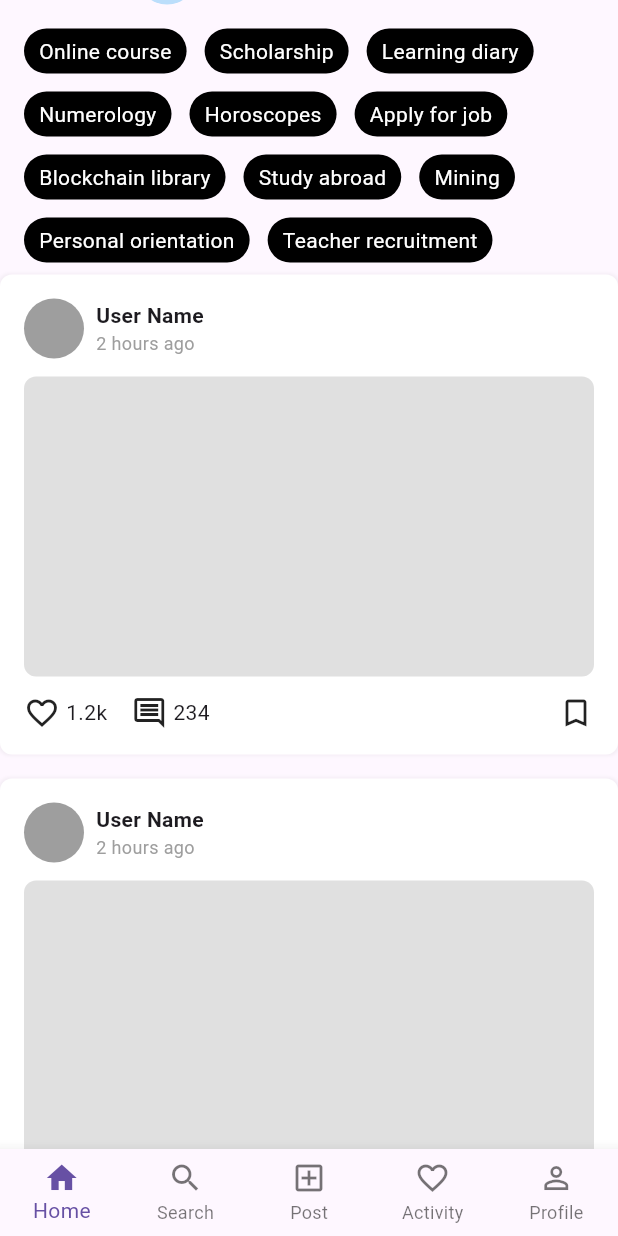
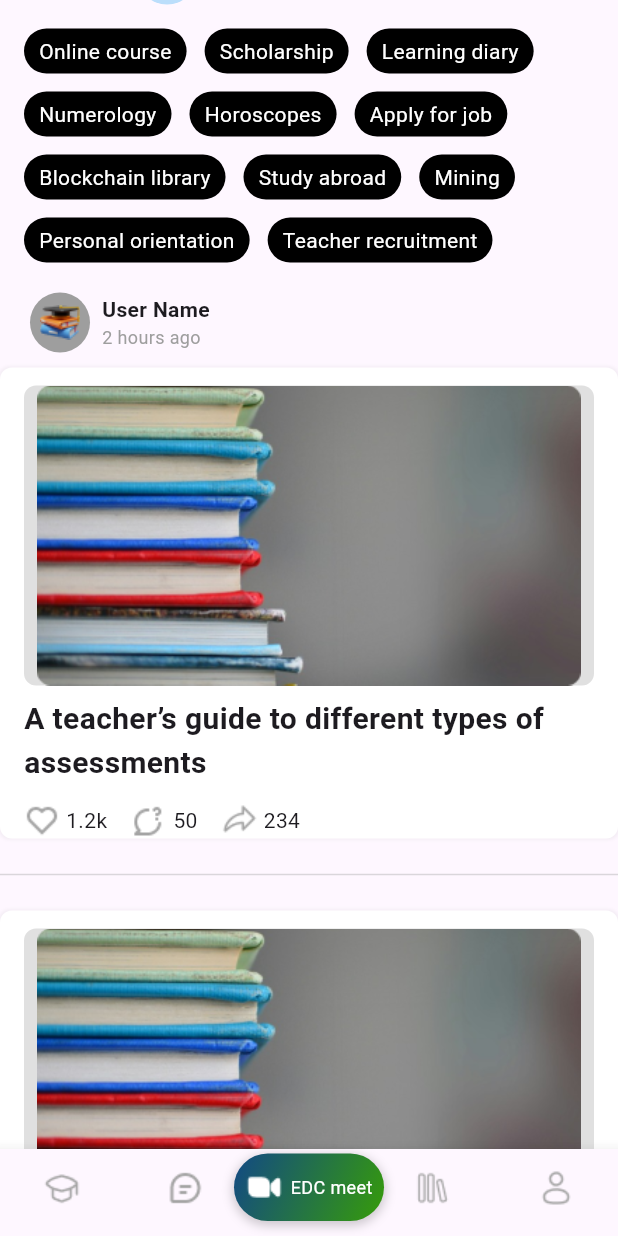
Before and after one commit to dangtu2111/edc_ui, a Flutter app: the NewsFeedScreen screen opened directly, scrolled down 576 dp, on a phone screen of 412 x 824 dp. Run offline on Flutter 3.47's test engine with Material 3 defaults, Android fonts, the phone set to English and light mode, and no system bars; our stand-ins replace image_picker, share_plus.

Commit message:
update newFeed

```diff
--- a/lib/Authen/NewFeed.dart
+++ b/lib/Authen/NewFeed.dart
@@ -39,19 +39,19 @@ class NewsFeedScreen extends StatelessWidget {
 
                     // List of courses
                     _buildCourseItem(
-                      image: 'assets/mentoring.jpg',
+                      image: 'assets/images/image01.png',
                       title: 'Mentoring and Coaching 1:1',
                       duration: '1 hour',
                       progress: 0.7,
                     ),
                     _buildCourseItem(
-                      image: 'assets/admissions.jpg',
+                      image: 'assets/images/image01.png',
                       title: 'Admissions and Scholar',
                       duration: '1 hour',
                       progress: 0.85,
                     ),
                     _buildCourseItem(
-                      image: 'assets/multilingual.jpg',
+                      image: 'assets/images/image01.png',
                       title: 'Multilingual Teacher',
                       duration: '1 hour',
                       progress: 0.6,
@@ -116,13 +116,95 @@ class NewsFeedScreen extends StatelessWidget {
                 ),
               ],
             ),
+              SizedBox(height: 20),
+              Row(
+                children: [
+                  SizedBox(width: 20,),
+                  Container(
+                    width: 40,
+                    height: 40,
+                    decoration: const BoxDecoration(
+                      shape: BoxShape.circle,
+                      color: Colors.grey,
+                    ),
+                    child: Image.asset("assets/images/logo05.png"),
+                  ),
+                  const SizedBox(width: 8),
+                  Column(
+                    crossAxisAlignment: CrossAxisAlignment.start,
+                    children: const [
+
+                      Text(
+                        'User Name',
+                        style: TextStyle(
+                          fontWeight: FontWeight.bold,
+                        ),
+                      ),
+                      Text(
+                        '2 hours ago',
+                        style: TextStyle(
+                          color: Colors.grey,
+                          fontSize: 12,
+                        ),
+                      ),
+                    ],
+                  ),
+                ],
+              ),
+              SizedBox(height: 10),
               // Content Feed
               _buildContentFeed(),
+
+
             ],
           ),
         ),
       ),
-      bottomNavigationBar: _buildBottomNavBar(),
+      bottomNavigationBar: Stack(
+        alignment: Alignment.bottomCenter,
+        children: [
+          _buildBottomNavBar(),
+          Positioned(
+            bottom: 10, // Đẩy nút lên khỏi cạnh dưới
+            child: Container(
+              width: 100,
+              height: 45,
+              decoration: BoxDecoration(
+                gradient: LinearGradient(
+                  colors: [Color(0xFF124984), Color(0xFF369C09)], // Màu sắc gradient
+                  begin: Alignment.topLeft,
+                  end: Alignment.bottomRight,
+                ),
+                borderRadius: BorderRadius.circular(187), // Làm tròn nút
+                boxShadow: [
+                  BoxShadow(
+                    color: Colors.black.withOpacity(0.2),
+                    spreadRadius: 1,
+                    blurRadius: 5,
+                    offset: Offset(0, 2), // Hiệu ứng bóng
+                  ),
+                ],
+              ),
+              child: Row(
+                mainAxisAlignment: MainAxisAlignment.center,
+                crossAxisAlignment: CrossAxisAlignment.center,
+                children: [
+                  Image.asset("assets/images/icon/icon15.png",width: 25,),
+                  SizedBox(width: 5),
+                  Text(
+                    "EDC meet",
+                    style: TextStyle(
+                      fontSize: 12,
+                      fontWeight: FontWeight.w400,
+                      color: Colors.white,
+                    ),
+                  ),
+                ],
+              ),
+            ),
+          ),
+        ],
+      ),
     );
   }
   Widget _buildNavigationButton(String label) {
@@ -314,10 +396,15 @@ class NewsFeedScreen extends StatelessWidget {
 
   Widget _buildContentFeed() {
     return Column(
+      children:[
+
+
+        Column(
         children: List.generate(
           5,
               (index) => _buildFeedItem(),
         ),
+      ),]
     );
   }
   Widget _buildCourseItem({
@@ -416,15 +503,18 @@ class NewsFeedScreen extends StatelessWidget {
                 ],
               ),
             ),
+
           ],
         ),
     );
   }
 
   Widget _buildFeedItem() {
-    return Container(
-      margin: const EdgeInsets.symmetric(vertical: 8),
-      padding: const EdgeInsets.all(16),
+    return Column(
+      children:[
+
+        Container(
+        padding: const EdgeInsets.symmetric(vertical: 0,horizontal: 16),
         decoration: BoxDecoration(
           color: Colors.white,
           borderRadius: BorderRadius.circular(8),
@@ -440,37 +530,7 @@ class NewsFeedScreen extends StatelessWidget {
           crossAxisAlignment: CrossAxisAlignment.start,
           children: [
             // Post Header
-          Row(
-            children: [
-              Container(
-                width: 40,
-                height: 40,
-                decoration: const BoxDecoration(
-                  shape: BoxShape.circle,
-                  color: Colors.grey,
-                ),
-              ),
-              const SizedBox(width: 8),
-              Column(
-                crossAxisAlignment: CrossAxisAlignment.start,
-                children: const [
-                  Text(
-                    'User Name',
-                    style: TextStyle(
-                      fontWeight: FontWeight.bold,
-                    ),
-                  ),
-                  Text(
-                    '2 hours ago',
-                    style: TextStyle(
-                      color: Colors.grey,
-                      fontSize: 12,
-                    ),
-                  ),
-                ],
-              ),
-            ],
-          ),
+
 
             // Post Content
             const SizedBox(height: 12),
@@ -481,8 +541,15 @@ class NewsFeedScreen extends StatelessWidget {
                 color: Colors.grey[300],
                 borderRadius: BorderRadius.circular(8),
               ),
+              child: Image.asset("assets/images/image.png"),
             ),
-
+            SizedBox(height: 8,),
+            Container(
+              child: Text("A teacher’s guide to different types of assessments",style:TextStyle(
+                fontWeight: FontWeight.w600,
+                fontSize: 20
+              )),
+            ),
             // Post Actions
             const SizedBox(height: 12),
             Row(
@@ -490,48 +557,65 @@ class NewsFeedScreen extends StatelessWidget {
               children: [
                 Row(
                   children: [
-                  Icon(Icons.favorite_border),
+                    Image.asset("assets/images/icon/icon18.png"),
                     const SizedBox(width: 4),
                     const Text('1.2k'),
                     const SizedBox(width: 16),
-                  const Icon(Icons.comment_outlined),
+                    Image.asset("assets/images/icon/icon17.png"),
+
+                    const SizedBox(width: 4),
+                    const Text('50'),
+                    const SizedBox(width: 16),
+
+                    Image.asset("assets/images/icon/icon16.png"),
                     const SizedBox(width: 4),
                     const Text('234'),
                   ],
                 ),
-              const Icon(Icons.bookmark_border),
               ],
             ),
           ],
         ),
+      ),
+        const Divider(
+          color: Color.fromRGBO(166, 166, 166, 0.41),
+          thickness: 1,
+          height: 48,
+        ),
+      ]
     );
   }
 
   Widget _buildBottomNavBar() {
     return BottomNavigationBar(
       type: BottomNavigationBarType.fixed,
-      items: const [
+      items: [
         BottomNavigationBarItem(
-          icon: Icon(Icons.home),
-          label: 'Home',
+          icon: Image.asset("assets/images/icon/icon11.png"), // Icon từ asset
+          label: 'Home', // Label của item
         ),
+
         BottomNavigationBarItem(
-          icon: Icon(Icons.search),
+          icon: Image.asset("assets/images/icon/icon12.png"),
           label: 'Search',
         ),
         BottomNavigationBarItem(
-          icon: Icon(Icons.add_box_outlined),
-          label: 'Post',
+          icon: Container(),
+          label: 'Meet',
         ),
         BottomNavigationBarItem(
-          icon: Icon(Icons.favorite_border),
+          icon: Image.asset("assets/images/icon/icon13.png"),
           label: 'Activity',
         ),
         BottomNavigationBarItem(
-          icon: Icon(Icons.person_outline),
+          icon: Image.asset("assets/images/icon/icon14.png"),
           label: 'Profile',
         ),
+
       ],
+      showSelectedLabels: false, // Tắt nhãn được chọn (tùy chọn)
+      showUnselectedLabels: false,
     );
+
   }
 }
--- a/lib/main.dart
+++ b/lib/main.dart
@@ -17,8 +17,8 @@ class MyApp extends StatelessWidget {
     return MaterialApp(
       home: Scaffold(
         backgroundColor: Colors.grey[100],
-        body: Center(
-          child: SplashSreen(),
+        body: const Center(
+          child: NewsFeedScreen(),
         ),
       ),
     );
```
Also changed, not shown: pubspec.yaml (+11 -0 lines), assets/images/icon/Rectangle.png (added), assets/images/icon/icon11.png (added), assets/images/icon/icon12.png (added), assets/images/icon/icon13.png (added), assets/images/icon/icon14.png (added), assets/images/icon/icon15.png (added), assets/images/icon/icon16.png (added), assets/images/icon/icon17.png (added), assets/images/icon/icon18.png (added), assets/images/image.png (added), assets/images/image01.png (added), assets/images/logo05.png (added). Lines whose indentation alone changed are shown as unchanged.
